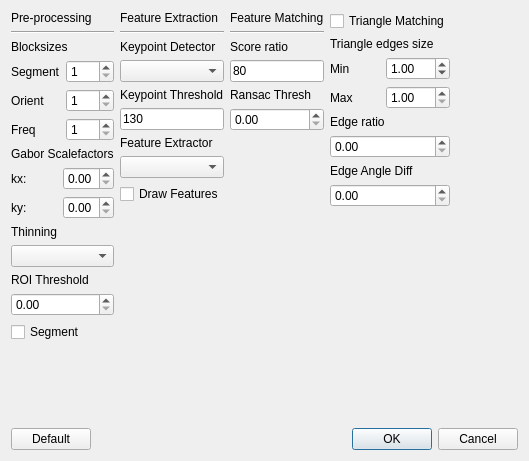
nlandau91/Proyecto-Final, file Proyecto-Final/configdialog.ui: the form before one commit.
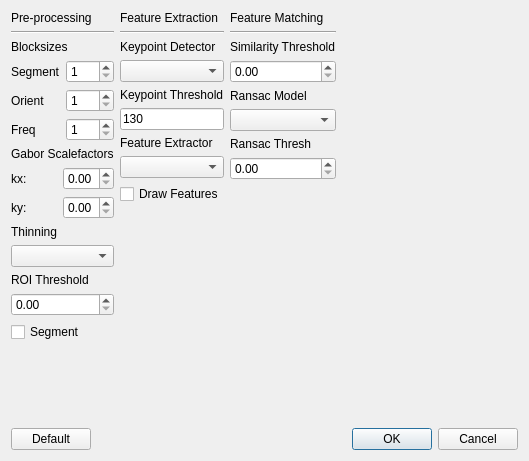
The form after the commit.

```diff
--- a/Proyecto-Final/configdialog.ui
+++ b/Proyecto-Final/configdialog.ui
@@ -319,23 +319,30 @@
        <item>
         <widget class="QLabel" name="label_5">
          <property name="text">
-          <string>Score ratio</string>
+          <string>Similarity Threshold</string>
          </property>
         </widget>
        </item>
        <item>
-        <widget class="QLineEdit" name="lineEdit_match_thresh">
-         <property name="sizePolicy">
-          <sizepolicy hsizetype="Ignored" vsizetype="Fixed">
-           <horstretch>0</horstretch>
-           <verstretch>0</verstretch>
-          </sizepolicy>
+        <widget class="QDoubleSpinBox" name="doubleSpinBox_matchThresh">
+         <property name="maximum">
+          <double>1.000000000000000</double>
          </property>
+         <property name="singleStep">
+          <double>0.010000000000000</double>
+         </property>
+        </widget>
+       </item>
+       <item>
+        <widget class="QLabel" name="label_12">
          <property name="text">
-          <string>80</string>
+          <string>Ransac Model</string>
          </property>
         </widget>
        </item>
+       <item>
+        <widget class="QComboBox" name="comboBox_ransacModel"/>
+       </item>
        <item>
         <widget class="QLabel" name="label_22">
          <property name="text">
@@ -363,92 +370,6 @@
      </item>
      <item>
       <layout class="QVBoxLayout" name="verticalLayout_3">
-       <item>
-        <widget class="QCheckBox" name="checkBox_edgeMatching">
-         <property name="text">
-          <string>Triangle Matching</string>
-         </property>
-        </widget>
-       </item>
-       <item>
-        <widget class="QLabel" name="label_19">
-         <property name="text">
-          <string>Triangle edges size</string>
-         </property>
-        </widget>
-       </item>
-       <item>
-        <layout class="QHBoxLayout" name="horizontalLayout_8">
-         <item>
-          <widget class="QLabel" name="label_20">
-           <property name="text">
-            <string>Min</string>
-           </property>
-          </widget>
-         </item>
-         <item>
-          <widget class="QDoubleSpinBox" name="doubleSpinBox_minEdge">
-           <property name="minimum">
-            <double>0.000000000000000</double>
-           </property>
-           <property name="maximum">
-            <double>999.000000000000000</double>
-           </property>
-           <property name="value">
-            <double>1.000000000000000</double>
-           </property>
-          </widget>
-         </item>
-        </layout>
-       </item>
-       <item>
-        <layout class="QHBoxLayout" name="horizontalLayout_9">
-         <item>
-          <widget class="QLabel" name="label_21">
-           <property name="text">
-            <string>Max</string>
-           </property>
-          </widget>
-         </item>
-         <item>
-          <widget class="QDoubleSpinBox" name="doubleSpinBox_maxEdge">
-           <property name="minimum">
-            <double>1.000000000000000</double>
-           </property>
-           <property name="maximum">
-            <double>999.990000000000009</double>
-           </property>
-          </widget>
-         </item>
-        </layout>
-       </item>
-       <item>
-        <widget class="QLabel" name="label_12">
-         <property name="text">
-          <string>Edge ratio</string>
-         </property>
-        </widget>
-       </item>
-       <item>
-        <widget class="QDoubleSpinBox" name="doubleSpinBox_edgeDist">
-         <property name="maximum">
-          <double>1.000000000000000</double>
-         </property>
-         <property name="singleStep">
-          <double>0.010000000000000</double>
-         </property>
-        </widget>
-       </item>
-       <item>
-        <widget class="QLabel" name="label_13">
-         <property name="text">
-          <string>Edge Angle Diff</string>
-         </property>
-        </widget>
-       </item>
-       <item>
-        <widget class="QDoubleSpinBox" name="doubleSpinBox_edgeAngle"/>
-       </item>
        <item>
         <spacer name="verticalSpacer_5">
          <property name="orientation">
```
